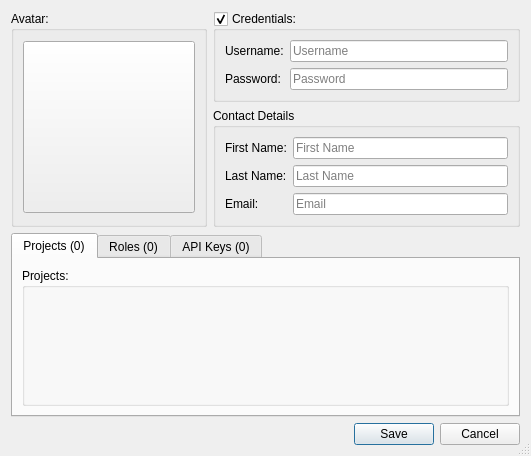
3drepo/3drepogui, file forms/repo_dialog_user.ui: the form before one commit.
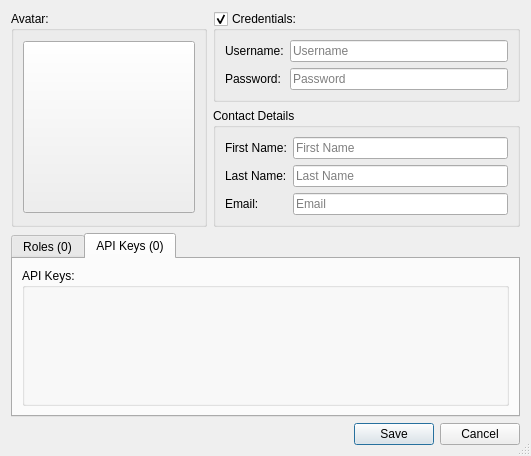
The form after the commit. Custom widgets are drawn as their Qt base class.

What changed in the file:
```diff
--- a/forms/repo_dialog_user.ui
+++ b/forms/repo_dialog_user.ui
@@ -250,27 +250,8 @@
    <item>
     <widget class="QTabWidget" name="tabWidget">
      <property name="currentIndex">
-      <number>0</number>
+      <number>1</number>
      </property>
-     <widget class="QWidget" name="projectsTab">
-      <attribute name="title">
-       <string>Projects (0)</string>
-      </attribute>
-      <layout class="QVBoxLayout" name="verticalLayout_11">
-       <item>
-        <widget class="QGroupBox" name="groupBox_4">
-         <property name="title">
-          <string>Projects:</string>
-         </property>
-         <layout class="QVBoxLayout" name="verticalLayout_12">
-          <item>
-           <widget class="repo::gui::widget::UnfilterableTreeWidget" name="projectsUnfilterableTreeWidget" native="true"/>
-          </item>
-         </layout>
-        </widget>
-       </item>
-      </layout>
-     </widget>
      <widget class="QWidget" name="rolesTab">
       <attribute name="title">
        <string>Roles (0)</string>
```
Left out of the diff: 12 changed lines with no effect on the pictures.
